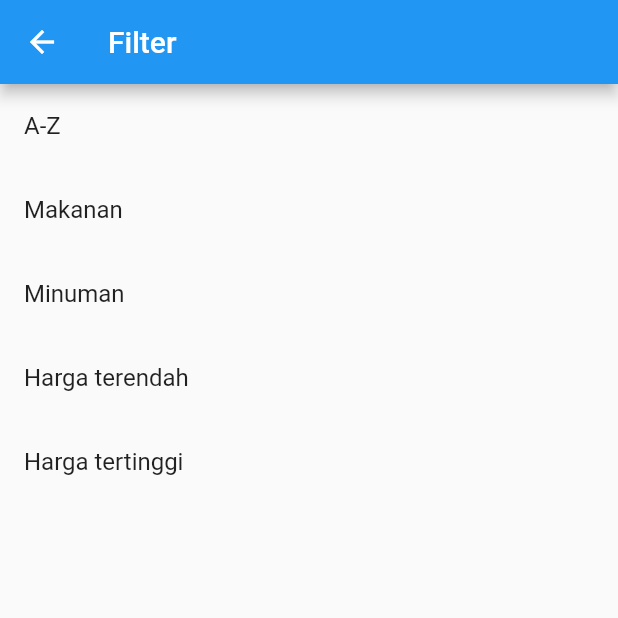
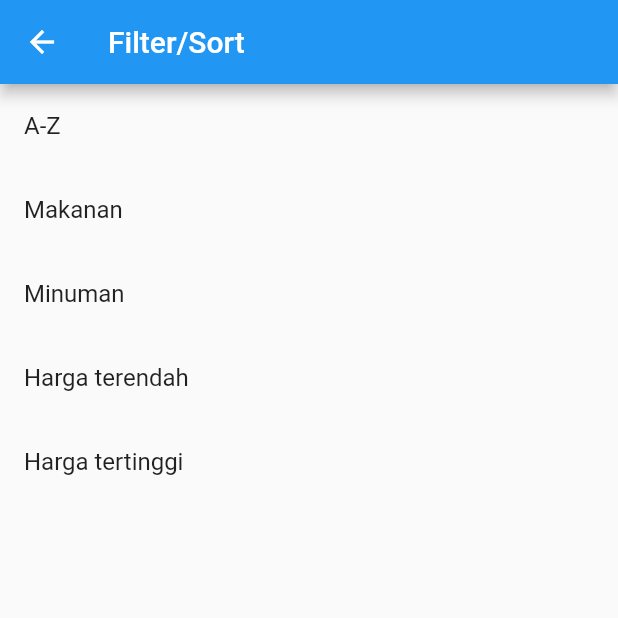
Before and after one commit to hycallf/casfet, a Flutter app: the SortPage screen opened directly, on a phone screen of 412 x 824 dp, the top half of it. Run offline on Flutter 3.47's test engine with Material 2 defaults, Android fonts, the phone set to English and light mode, and no system bars.

Commit message:
nambah class my app

```diff
--- a/casfet/lib/user/main.dart
+++ b/casfet/lib/user/main.dart
@@ -3,6 +3,13 @@ import 'package:flutter/material.dart';
 void main() => runApp(MyApp());
 
 class MyApp extends StatelessWidget {
+  @override
+  Widget build(BuildContext context) {
+    return new MaterialApp(home: new HomeScreen());
+  }
+}
+
+class HomeScreen extends StatelessWidget {
   @override
   Widget build(BuildContext context) {
     return MaterialApp(
@@ -306,9 +313,6 @@ class MyApp extends StatelessWidget {
               ],
             ),
           ])),
-      /*routes: <String, WidgetBuilder>{
-        '/settings': (BuildContext context) => new SortPage(),
-      },*/
     );
   }
 }
@@ -318,7 +322,7 @@ class SortPage extends StatelessWidget {
   Widget build(BuildContext context) {
     return Scaffold(
       appBar: AppBar(
-        title: Text("Filter"),
+        title: Text("Filter/Sort"),
       ),
       body: Center(
         child: ListView(
```
